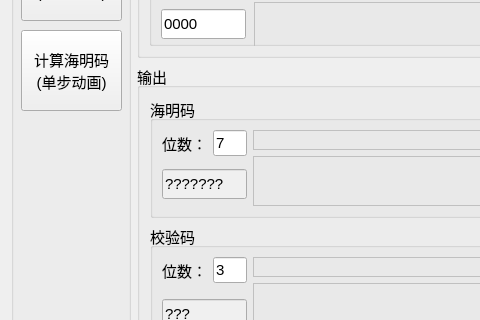
Above: forms/hcodegen.ui from FrancisOWO/HammingCode before the change; both pictures show x 0 to 480 and y 197 to 517 of the 689 by 938 pixel window. Below: the same form after it.
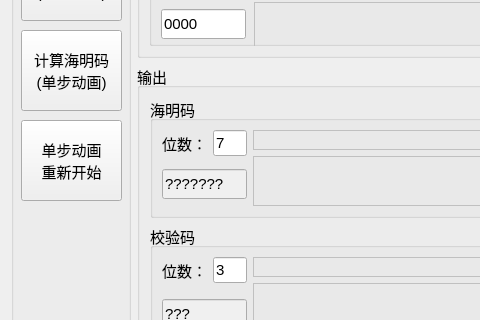
That is the form after the change.

Commit message: 添加单步动画状态机

```diff
--- a/forms/hcodegen.ui
+++ b/forms/hcodegen.ui
@@ -134,6 +134,23 @@
 (单步动画)</string>
       </property>
      </widget>
+     <widget class="QPushButton" name="pbtnHamRestart">
+      <property name="geometry">
+       <rect>
+        <x>10</x>
+        <y>210</y>
+        <width>101</width>
+        <height>81</height>
+       </rect>
+      </property>
+      <property name="styleSheet">
+       <string notr="true">background:#F0F0F0</string>
+      </property>
+      <property name="text">
+       <string>单步动画
+重新开始</string>
+      </property>
+     </widget>
     </widget>
    </item>
    <item row="1" column="1">
```
The commit also changes 3 other files.
